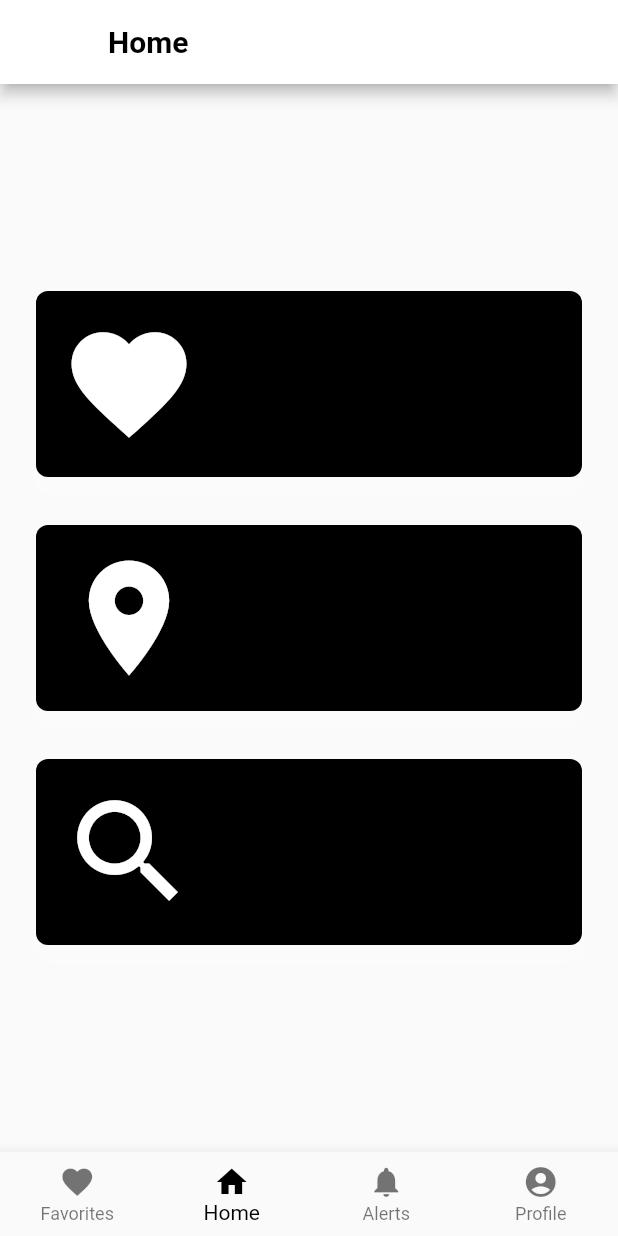
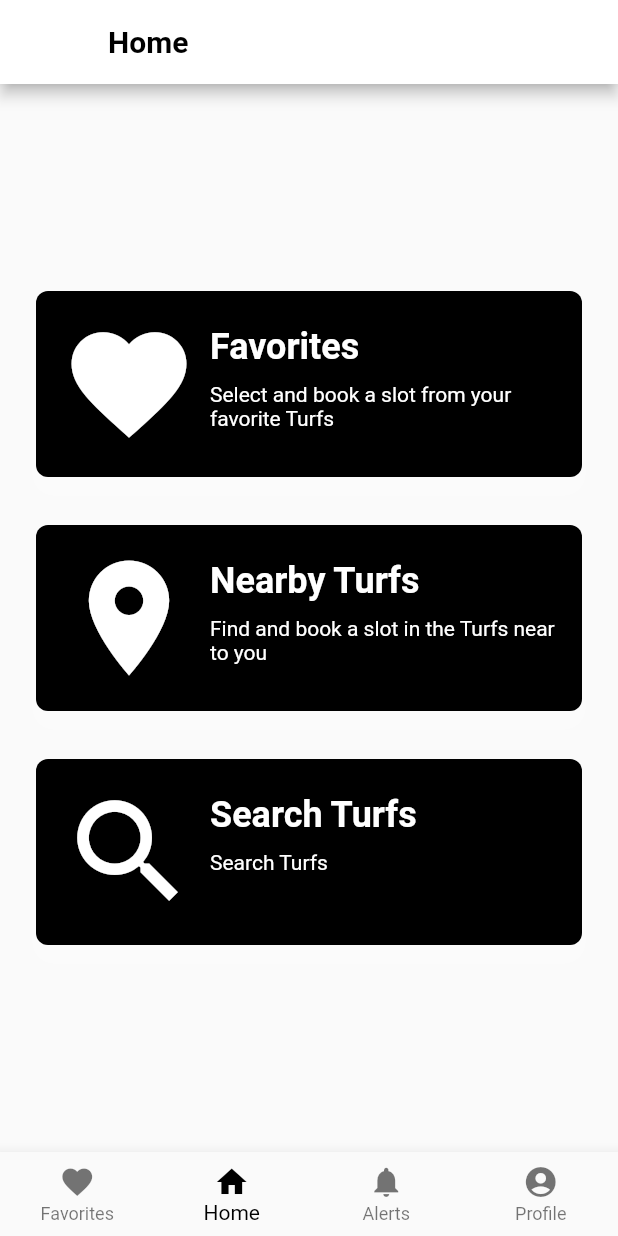
Before and after one commit to plokmij/firebase_phone_auth, a Flutter app: the Home screen opened directly, on a phone screen of 412 x 824 dp. Run offline on Flutter 3.47's test engine with Material 2 defaults, Android fonts, the phone set to English and light mode, and no system bars; our stand-ins replace firebase_auth, rxdart; missing offline and left inert: pin_entry_text_field; accounts and stored records are empty.

Commit message:
Add content to tiles

```diff
--- a/lib/src/models/decorate_card.dart
+++ b/lib/src/models/decorate_card.dart
@@ -1,3 +1,27 @@
-class DecoratedCard {
+import 'package:flutter/material.dart';
 
+class CardModel {
+  final String title;
+  final String description;
+  final IconData icon;
+
+  CardModel({this.title, this.description, this.icon});
 }
+
+List<CardModel> cards = [
+  CardModel(
+    title: "Favorites",
+    description: "Select and book a slot from your favorite Turfs",
+    icon: Icons.favorite,
+  ),
+  CardModel(
+    title: "Nearby Turfs",
+    description: "Find and book a slot in the Turfs near to you",
+    icon: Icons.location_on,
+  ),
+  CardModel(
+    title: "Search Turfs",
+    description: "Search Turfs",
+    icon: Icons.search,
+  ),
+];
--- a/lib/src/screens/home_navi.dart
+++ b/lib/src/screens/home_navi.dart
@@ -1,19 +1,26 @@
 import 'package:flutter/material.dart';
+import '../models/decorate_card.dart';
 
-class HomePage extends StatelessWidget {
+class HomePageBody extends StatelessWidget {
   Widget build(BuildContext context) {
     return Column(
       children: <Widget>[
         Spacer(),
-        optionRow(Icons.favorite),
-        optionRow(Icons.location_on),
-        optionRow(Icons.search),
+        CardRow(cards[0], Icons.favorite),
+        CardRow(cards[1], Icons.location_on),
+        CardRow(cards[2], Icons.search),
         Spacer(),
       ],
     );
   }
+}
 
-  Widget optionRow(IconData ico) {
+class CardRow extends StatelessWidget {
+  final CardModel cardModel;
+  final IconData iconData;
+  CardRow(this.cardModel, this.iconData);
+
+  Widget build(BuildContext context) {
     return Container(
       margin: EdgeInsets.symmetric(
         vertical: 16.0,
@@ -22,7 +29,8 @@ class HomePage extends StatelessWidget {
       child: Stack(
         children: [
           decoratedCard(),
-          icon(ico),
+          cardContent(),
+          icon(),
         ],
       ),
     );
@@ -45,29 +53,72 @@ class HomePage extends StatelessWidget {
     );
   }
 
-  Widget icon(IconData ico) {
+  Widget icon() {
+    //print("Y but y");
     return Container(
       margin: EdgeInsets.only(top: 16.0, bottom: 16.0, left: 16.0),
       alignment: FractionalOffset.centerLeft,
       child: Icon(
-        ico,
+        iconData,
         color: Colors.white,
         size: 92.0,
       ),
     );
   }
 
-/*
-  Widget cardContent = new Container(
-    margin: EdgeInsets.fromLTRB(30.0, 16.0, 16.0, 16.0),
-    constraints: BoxConstraints.expand(),
-    child: Column(
-      crossAxisAlignment: CrossAxisAlignment.start,
-      children: <Widget>[
-        Container(height: 4.0,),
+  final headerTextStyle = TextStyle(
+      color: Colors.white, fontSize: 24.0, fontWeight: FontWeight.w600);
 
-      ],
-    ),
+  final regularTextStyle = TextStyle(
+      color: Colors.white, fontSize: 9.0, fontWeight: FontWeight.w400);
+
+  final subHeaderStyle = TextStyle(
+    fontSize: 14.0,
+    color: Colors.white,
+    fontWeight: FontWeight.w400,
   );
-  */
+
+  Widget cardContent() {
+    return Container(
+      margin: EdgeInsets.fromLTRB(116.0, 19.0, 16.0, 16.0),
+      child: Column(
+        crossAxisAlignment: CrossAxisAlignment.start,
+        children: <Widget>[
+          Container(
+            height: 4.0,
+          ),
+          Text(
+            cardModel.title,
+            style: headerTextStyle,
+          ),
+          Container(
+            height: 10.0,
+          ),
+          Text(
+            cardModel.description,
+            style: subHeaderStyle,
+          ),
+        ],
+      ),
+    );
+  }
+
+  Widget alCard() {
+    return Container(
+      child: cardContent(),
+      height: 124.0,
+      margin: EdgeInsets.only(left: 16.0),
+      decoration: BoxDecoration(
+        color: Colors.black,
+        shape: BoxShape.rectangle,
+        borderRadius: BorderRadius.circular(8.0),
+        boxShadow: <BoxShadow>[
+          BoxShadow(
+            color: Colors.white30,
+            blurRadius: 10.0,
+          ),
+        ],
+      ),
+    );
+  }
 }
--- a/lib/src/screens/newscreen.dart
+++ b/lib/src/screens/newscreen.dart
@@ -33,7 +33,7 @@ class Home extends StatelessWidget {
       ),
 
       body: Align(
-        child: HomePage(),
+        child: HomePageBody(),
         alignment: Alignment.center,
       ),
     );
```
